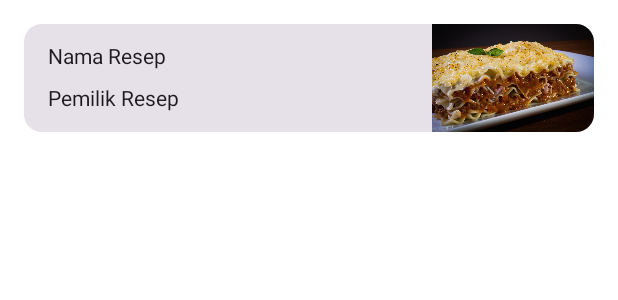
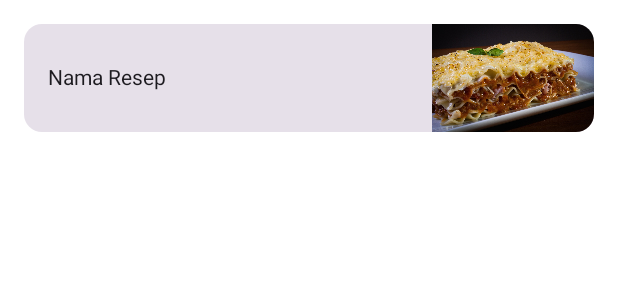
Before and after one commit to daffnp1012/RecipeCorner, an Android app built with Jetpack Compose: the @Preview function RecipeItemPreview, on a phone screen of 412 x 824 dp. Shown: the top 300 px of the screen. Run offline under Robolectric (Android 15) with nearby library versions, the phone set to English and light mode, and no system bars.

Commit message:
Little update...

```diff
--- a/app/src/main/java/com/dnpstudio/recipecorner/data/source/remote/Recipe.kt
+++ b/app/src/main/java/com/dnpstudio/recipecorner/data/source/remote/Recipe.kt
@@ -9,7 +9,6 @@ data class Recipe(
     @SerialName("created_at") val createdAt: String,
     @SerialName("recipe_name") val recipeName: String,
     @SerialName("recipe_img") val recipeImg: String,
-    @SerialName("recipe_holder") val recipeHolder: String,
     @SerialName("ingredients") val ingredients: String,
     @SerialName("steps") val steps: String
 )
--- a/app/src/main/java/com/dnpstudio/recipecorner/ui/item/RecipeItem.kt
+++ b/app/src/main/java/com/dnpstudio/recipecorner/ui/item/RecipeItem.kt
@@ -23,7 +23,6 @@ import com.dnpstudio.recipecorner.R
 @Composable
 fun RecipeItem(
     recipeName: String,
-    recipeHolder: String,
 //    onClick: () -> Unit
 ) {
     Card(
@@ -41,8 +40,6 @@ fun RecipeItem(
         ) {
             Column {
                 Text(text = recipeName)
-                Spacer(modifier = Modifier.height(12.dp))
-                Text(text = recipeHolder)
             }
             Image(
                 painter = painterResource(id = R.drawable.food_img_1),
@@ -55,5 +52,5 @@ fun RecipeItem(
 @Preview(showBackground = true)
 @Composable
 fun RecipeItemPreview() {
-    RecipeItem(recipeName = "Nama Resep", recipeHolder = "Pemilik Resep")
+    RecipeItem(recipeName = "Nama Resep")
 }
--- a/app/src/main/java/com/dnpstudio/recipecorner/ui/screen/home/HomeScreen.kt
+++ b/app/src/main/java/com/dnpstudio/recipecorner/ui/screen/home/HomeScreen.kt
@@ -75,6 +75,7 @@ fun HomeScreen(
                         modifier = Modifier
                             .clickable { navigator.navigate(AddRecipeScreenDestination()) }
                     )
+                    Spacer(modifier = Modifier.width(16.dp))
 
                     //Ikon tombol menuju halaman Favorit
                     Icon(
@@ -132,8 +133,7 @@ fun HomeScreen(
                             LazyColumn {
                                 items(state.list){ recipe ->
                                     RecipeItem(
-                                        recipeName = recipe.recipeName,
-                                        recipeHolder = recipe.recipeHolder
+                                        recipeName = recipe.recipeName
                                     )
                                 }
                             }
```
